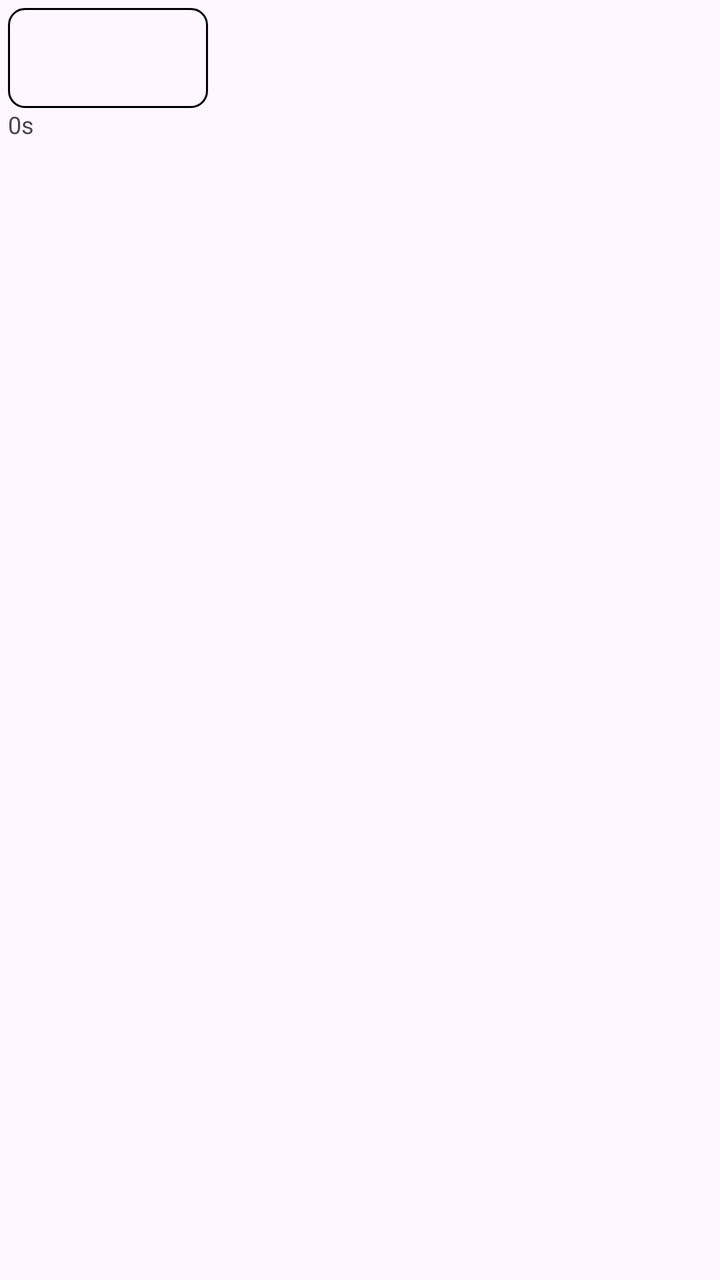
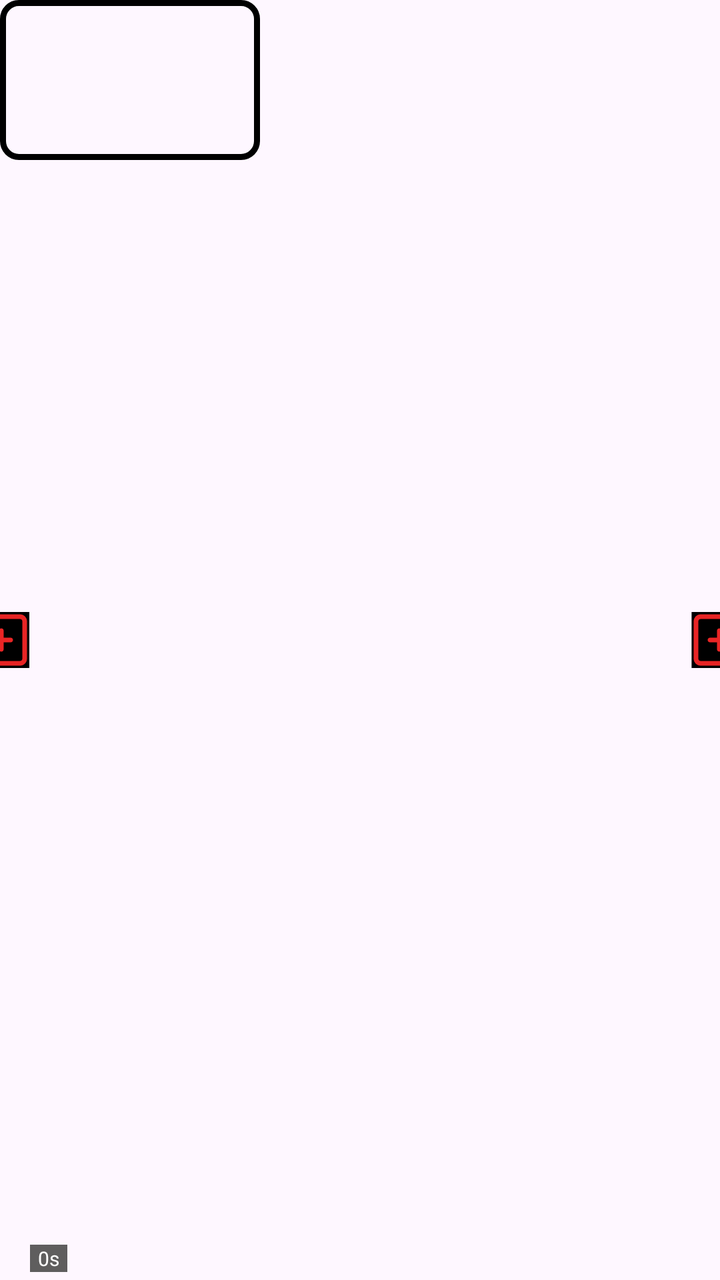

Two renders of the same Android screen: before a commit and after it. Below are the layout's source before the change and the commit's diff.
<!-- AndroidManifest.xml: application theme Theme.Media3 -->
<!-- res/layout/item_video_clip.xml -->
<LinearLayout
    xmlns:android="http://schemas.android.com/apk/res/android"
    android:layout_width="wrap_content"
    android:layout_height="wrap_content"
    android:orientation="vertical"
    android:padding="4dp">

    <ImageView
        android:id="@+id/thumbnailView"
        android:layout_width="100dp"
        android:layout_height="50dp"
        android:scaleType="centerCrop"
        android:background="@drawable/bg_timeline"/>

    <TextView
        android:id="@+id/durationView"
        android:layout_width="wrap_content"
        android:layout_height="wrap_content"
        android:text="0s"
        android:textSize="12sp"
        android:gravity="center"/>
</LinearLayout>
<!-- resources referenced by this layout -->
<resources>
  <!-- drawable bg_timeline (drawable) -->
  <?xml version="1.0" encoding="utf-8"?>
  <shape xmlns:android="http://schemas.android.com/apk/res/android"
      android:shape="rectangle">
      <corners android:radius="8dp"/>
      <stroke android:color="#000000" android:width="1dp"/>
      <solid android:color="@android:color/transparent"/>
  </shape>
  <style name="Theme.Media3" parent="Base.Theme.Media3" />
  <style name="Base.Theme.Media3" parent="Theme.Material3.DayNight.NoActionBar">
          
          
  
      </style>
</resources>

<!-- the commit's change to res/layout/item_video_clip.xml (unified diff, before → after) -->
@@ -1,22 +1,43 @@
-<LinearLayout
+<?xml version="1.0" encoding="utf-8"?>
+<FrameLayout
     xmlns:android="http://schemas.android.com/apk/res/android"
     android:layout_width="wrap_content"
-    android:layout_height="wrap_content"
-    android:orientation="vertical"
-    android:padding="4dp">
+    android:layout_height="wrap_content">
 
-    <ImageView
-        android:id="@+id/thumbnailView"
-        android:layout_width="100dp"
-        android:layout_height="50dp"
-        android:scaleType="centerCrop"
-        android:background="@drawable/bg_timeline"/>
+        <ImageView
+            android:id="@+id/thumbnailView"
+            android:layout_width="130dp"
+            android:layout_height="80dp"
+            android:background="@drawable/bg_timeline"/>
 
-    <TextView
-        android:id="@+id/durationView"
-        android:layout_width="wrap_content"
-        android:layout_height="wrap_content"
-        android:text="0s"
-        android:textSize="12sp"
-        android:gravity="center"/>
-</LinearLayout>
+        <ImageButton
+            android:layout_width="wrap_content"
+            android:layout_height="wrap_content"
+            android:layout_gravity="center|end"
+            android:translationX="13.8dp"
+            android:background="@color/black"
+            android:src="@drawable/ic_add"/>
+
+        <ImageButton
+            android:layout_width="wrap_content"
+            android:layout_height="wrap_content"
+            android:layout_gravity="center|start"
+            android:translationX="-13.3dp"
+            android:background="@color/black"
+            android:src="@drawable/ic_add" />
+
+        <TextView
+            android:id="@+id/durationView"
+            android:layout_width="wrap_content"
+            android:layout_height="wrap_content"
+            android:text="0s"
+            android:paddingHorizontal="4dp"
+            android:background="#5F5E5E"
+            android:textColor="@color/white"
+            android:textSize="10sp"
+            android:layout_marginStart="15dp"
+            android:layout_marginBottom="4dp"
+            android:layout_gravity="bottom|start"
+            android:gravity="center"/>
+
+    </FrameLayout>
<!-- resource entries referenced after the edit -->
@@ -1,13 +1,23 @@
 <!-- resources referenced by this layout -->
 <resources>
+  <color name="black">#FF000000</color>
+  <color name="white">#FFFFFFFF</color>
   <!-- drawable bg_timeline (drawable) -->
   <?xml version="1.0" encoding="utf-8"?>
   <shape xmlns:android="http://schemas.android.com/apk/res/android"
       android:shape="rectangle">
       <corners android:radius="8dp"/>
-      <stroke android:color="#000000" android:width="1dp"/>
+      <stroke android:color="#000000" android:width="3dp"/>
       <solid android:color="@android:color/transparent"/>
   </shape>
+  <!-- drawable ic_add (drawable) -->
+  <vector xmlns:android="http://schemas.android.com/apk/res/android" android:height="28dp" android:viewportHeight="24" android:viewportWidth="24" android:width="28dp">
+        
+      <path android:fillColor="#E92525" android:pathData="M11,8C11,7.448 11.448,7 12,7C12.552,7 13,7.448 13,8V11H16C16.552,11 17,11.448 17,12C17,12.552 16.552,13 16,13H13V16C13,16.552 12.552,17 12,17C11.448,17 11,16.552 11,16V13H8C7.448,13 7,12.552 7,12C7,11.448 7.448,11 8,11H11V8Z"/>
+        
+      <path android:fillColor="#E92525" android:fillType="evenOdd" android:pathData="M23,4C23,2.343 21.657,1 20,1H4C2.343,1 1,2.343 1,4V20C1,21.657 2.343,23 4,23H20C21.657,23 23,21.657 23,20V4ZM21,4C21,3.448 20.552,3 20,3H4C3.448,3 3,3.448 3,4V20C3,20.552 3.448,21 4,21H20C20.552,21 21,20.552 21,20V4Z"/>
+      
+  </vector>
   <style name="Theme.Media3" parent="Base.Theme.Media3" />
   <style name="Base.Theme.Media3" parent="Theme.Material3.DayNight.NoActionBar">
           
